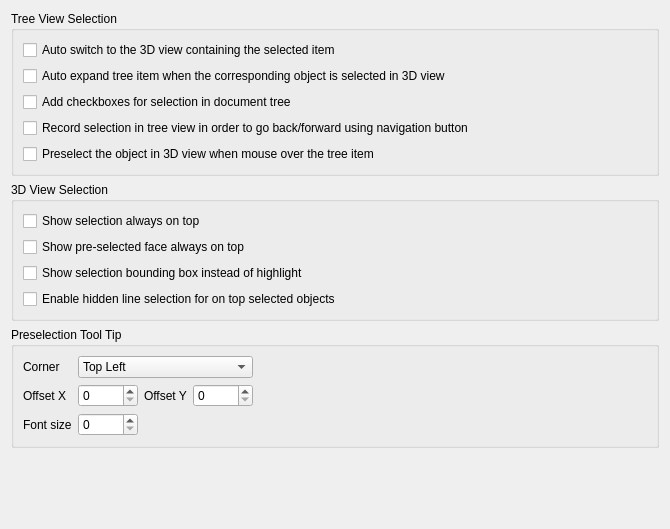
First picture: the form in src/Gui/DlgSettingsSelection.ui, repository scottmudge/FreeCAD, before the edit.
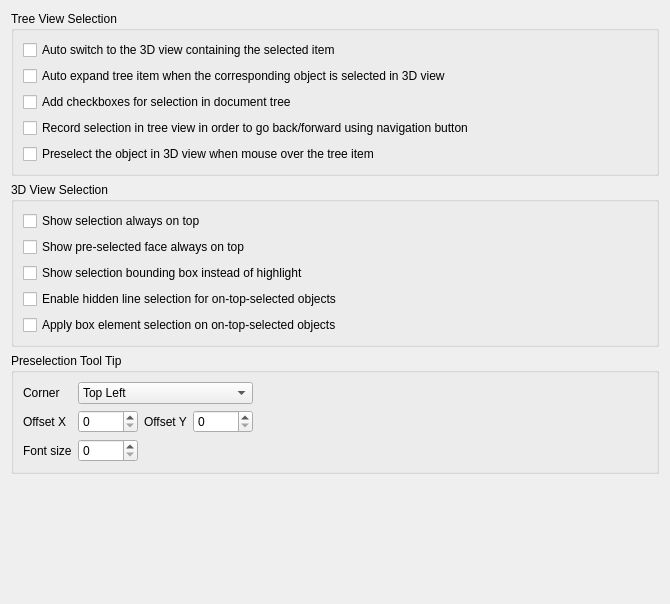
Second picture: the form after the edit.

Commit message: Gui: fix conflict setting in some selection options

Patch:
```diff
--- a/src/Gui/DlgSettingsSelection.ui
+++ b/src/Gui/DlgSettingsSelection.ui
@@ -7,7 +7,7 @@
     <x>0</x>
     <y>0</y>
     <width>670</width>
-    <height>529</height>
+    <height>604</height>
    </rect>
   </property>
   <property name="windowTitle">
@@ -108,7 +108,14 @@
 select hidden face at various depth.</string>
         </property>
         <property name="text">
-         <string>Enable hidden line selection for on top selected objects</string>
+         <string>Enable hidden line selection for on-top-selected objects</string>
+        </property>
+       </widget>
+      </item>
+      <item>
+       <widget class="QCheckBox" name="checkBoxSelectElementOnTop">
+        <property name="text">
+         <string>Apply box element selection on on-top-selected objects</string>
         </property>
        </widget>
       </item>
```
The commit also changes 3 other files.
